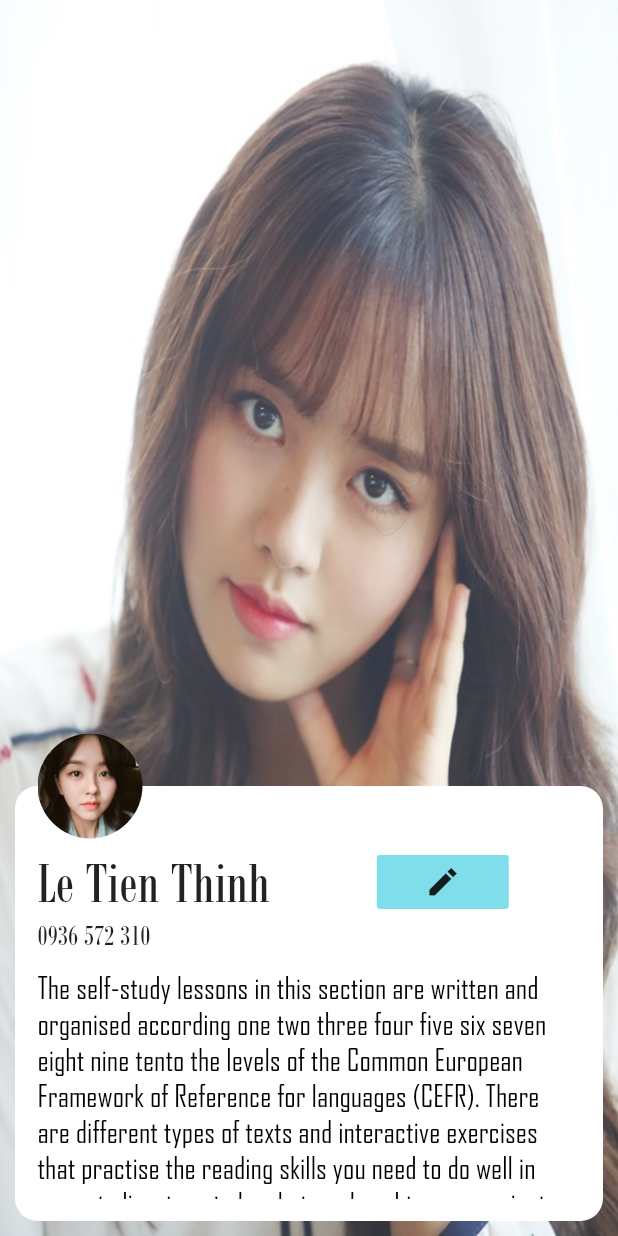
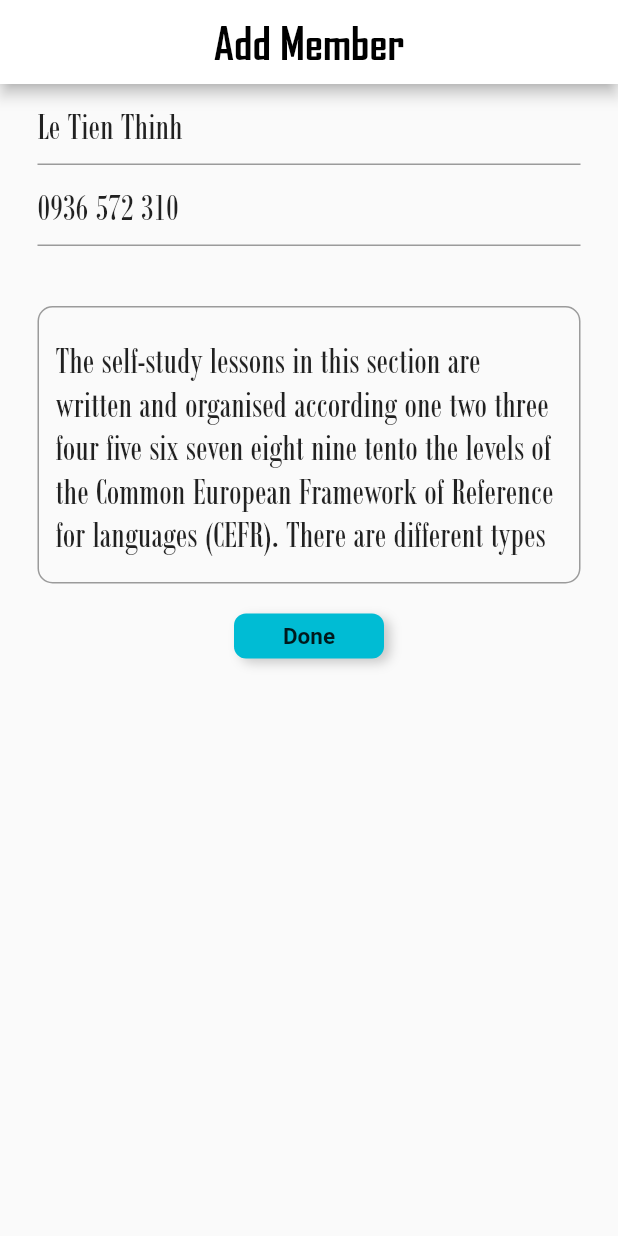
Before and after one commit to thinhle19/login_flutter, a Flutter app: the ClientDetailScreen screen opened directly with sample values from the repository, after a tap on the "edit" icon, on a phone screen of 412 x 824 dp. Run offline on Flutter 3.47's test engine with Material 2 defaults, Android fonts, the phone set to English and light mode, and no system bars; our stand-ins replace shared_preferences; accounts and stored records are empty.

Commit message:
before passing ClientModel around

```diff
--- a/lib/main.dart
+++ b/lib/main.dart
@@ -1,9 +1,10 @@
 import 'package:flutter/material.dart';
 import 'package:login/models/client_model.dart';
 import 'package:login/screens/add_client_screen.dart';
+import 'package:login/screens/client_detail_screen.dart';
+import 'package:login/screens/edit_client_screen.dart';
 import 'package:login/screens/list_client_screen.dart';
 import 'package:login/screens/login_screen.dart';
-import 'package:login/screens/client_detail_screen.dart';
 import 'package:provider/provider.dart';
 import 'package:shared_preferences/shared_preferences.dart';
 
@@ -51,6 +52,7 @@ class _MyAppState extends State<MyApp> {
         ListClientScreen.routeName: (ctx) => ListClientScreen(),
         AddClientScreen.routeName: (ctx) => AddClientScreen(),
         ClientDetailScreen.routeName: (ctx) => ClientDetailScreen(),
+        EditClientScreen.routeName: (ctx) => EditClientScreen(),
       },
     );
   }
--- a/lib/models/client_model.dart
+++ b/lib/models/client_model.dart
@@ -45,4 +45,18 @@ class ClientModel extends ChangeNotifier {
     clients.add(client);
     notifyListeners();
   }
+
+  void updateInfo(
+      Client client, String name, String phone, String description) {
+    client = Client(
+      name: name,
+      phone: phone,
+      description: description,
+      id: client.id,
+      password: "@123",
+      userName: "@123",
+      avatarUrl: "assets/avatar.jpg",
+      fullBodyImageUrl: "assets/full-body.png",
+    );
+  }
 }
--- a/lib/screens/client_detail_screen.dart
+++ b/lib/screens/client_detail_screen.dart
@@ -1,12 +1,16 @@
 import "package:flutter/material.dart";
 import 'package:flutter/rendering.dart';
 import 'package:login/models/client.dart';
+import 'package:login/models/client_model.dart';
+import 'package:login/screens/edit_client_screen.dart';
+import 'package:provider/provider.dart';
 
 class ClientDetailScreen extends StatelessWidget {
   static const routeName = "/client-detail";
 
   @override
   Widget build(BuildContext context) {
+    var clientModel = Provider.of<ClientModel>(context, listen: true);
     final Client client = ModalRoute.of(context).settings.arguments;
 
     return SafeArea(
@@ -65,7 +69,11 @@ class ClientDetailScreen extends StatelessWidget {
                                             const EdgeInsets.only(right: 15),
                                         child: FlatButton(
                                           color: Colors.cyan.shade200,
-                                          onPressed: () {},
+                                          onPressed: () {
+                                            Navigator.of(context).pushNamed(
+                                                EditClientScreen.routeName,
+                                                arguments: client);
+                                          },
                                           child: Icon(Icons.edit_sharp),
                                         ),
                                       ),
--- /dev/null
+++ b/lib/screens/edit_client_screen.dart
@@ -0,0 +1,113 @@
+import "package:flutter/material.dart";
+import 'package:login/models/client.dart';
+import 'package:login/models/client_model.dart';
+import 'package:login/widgets/my_text_field_item.dart';
+import 'package:provider/provider.dart';
+
+class EditClientScreen extends StatelessWidget {
+  static const routeName = "/edit-client";
+
+  @override
+  Widget build(BuildContext context) {
+    final Client client = ModalRoute.of(context).settings.arguments;
+    final oldName = client.name;
+    final oldPhone = client.phone;
+    final oldDescription = client.description;
+    final nameController = TextEditingController()..text = oldName;
+    final phoneController = TextEditingController()..text = oldPhone;
+    final descriptionController = TextEditingController()
+      ..text = oldDescription;
+
+    return SafeArea(
+      child: Scaffold(
+        appBar: AppBar(
+          centerTitle: true,
+          title: Text(
+            "Add Member",
+            style: TextStyle(
+              color: Colors.black,
+              fontFamily: "AgencyFB",
+              fontSize: 30,
+              fontWeight: FontWeight.bold,
+            ),
+          ),
+          backgroundColor: Colors.white,
+        ),
+        body: SingleChildScrollView(
+          child: Column(
+            mainAxisSize: MainAxisSize.max,
+            children: [
+              MyTextFieldItem(
+                hintText: "Username",
+                controller: nameController,
+              ),
+              MyTextFieldItem(
+                hintText: "Phone",
+                keyboardType: TextInputType.phone,
+                controller: phoneController,
+              ),
+              Padding(
+                padding: const EdgeInsets.fromLTRB(25, 40, 25, 20),
+                child: TextField(
+                  controller: descriptionController,
+                  expands: false,
+                  maxLines: 5,
+                  minLines: 1,
+                  style: TextStyle(
+                    fontFamily: "Bodini",
+                    fontSize: 25,
+                  ),
+                  decoration: InputDecoration(
+                    hintText: "Description",
+                    hintStyle: TextStyle(
+                      fontFamily: "AgencyFB",
+                    ),
+                    border: OutlineInputBorder(
+                      borderRadius: BorderRadius.circular(10),
+                    ),
+                  ),
+                ),
+              ),
+              Container(
+                height: 30,
+                width: 100,
+                decoration: BoxDecoration(
+                  borderRadius: BorderRadius.circular(8),
+                  boxShadow: <BoxShadow>[
+                    BoxShadow(
+                      color: Colors.black.withOpacity(0.2),
+                      offset: Offset.fromDirection(0.6, 30 / 6),
+                      blurRadius: 6,
+                    ),
+                  ],
+                ),
+                child: FlatButton(
+                  child: FittedBox(
+                    child: Text(
+                      "Done",
+                      style:
+                          TextStyle(fontSize: 15, fontWeight: FontWeight.bold),
+                    ),
+                  ),
+                  shape: RoundedRectangleBorder(
+                    borderRadius: BorderRadius.circular(8),
+                  ),
+                  color: Colors.cyan,
+                  onPressed: () {
+                    Provider.of<ClientModel>(context, listen: true).updateInfo(
+                      client,
+                      nameController.text,
+                      phoneController.text,
+                      descriptionController.text,
+                    );
+                    Navigator.of(context).pop();
+                  },
+                ),
+              ),
+            ],
+          ),
+        ),
+      ),
+    );
+  }
+}
--- a/lib/screens/list_client_screen.dart
+++ b/lib/screens/list_client_screen.dart
@@ -1,14 +1,12 @@
-import 'dart:io';
-
 import "package:flutter/material.dart";
 import 'package:login/models/client_model.dart';
 import 'package:login/screens/add_client_screen.dart';
-import 'package:login/widgets/user_item.dart';
+import 'package:login/widgets/client_item.dart';
 import 'package:provider/provider.dart';
 import 'package:shared_preferences/shared_preferences.dart';
 
 class ListClientScreen extends StatefulWidget {
-  static const routeName = "/list-user";
+  static const routeName = "/list-client";
 
   @override
   _ListClientScreenState createState() => _ListClientScreenState();
@@ -70,9 +68,7 @@ class _ListClientScreenState extends State<ListClientScreen> {
           padding: EdgeInsets.fromLTRB(10, 10, 10, 50),
           children: clientModel.clients
               .map(
-                (user) => ClientItem(
-                  user,
-                ),
+                (client) => ClientItem(client),
               )
               .toList(),
         ),
```
Also changed, not shown: lib/widgets/client_item.dart (renamed from lib/widgets/user_item.dart).
